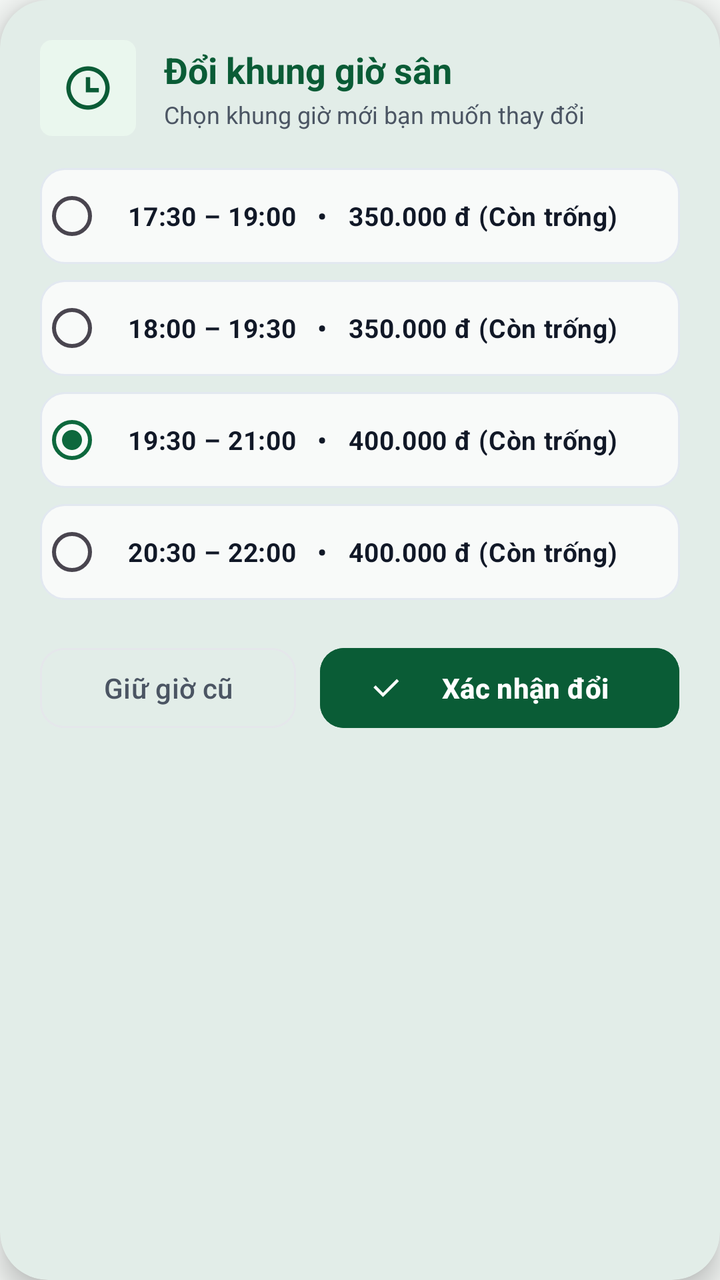
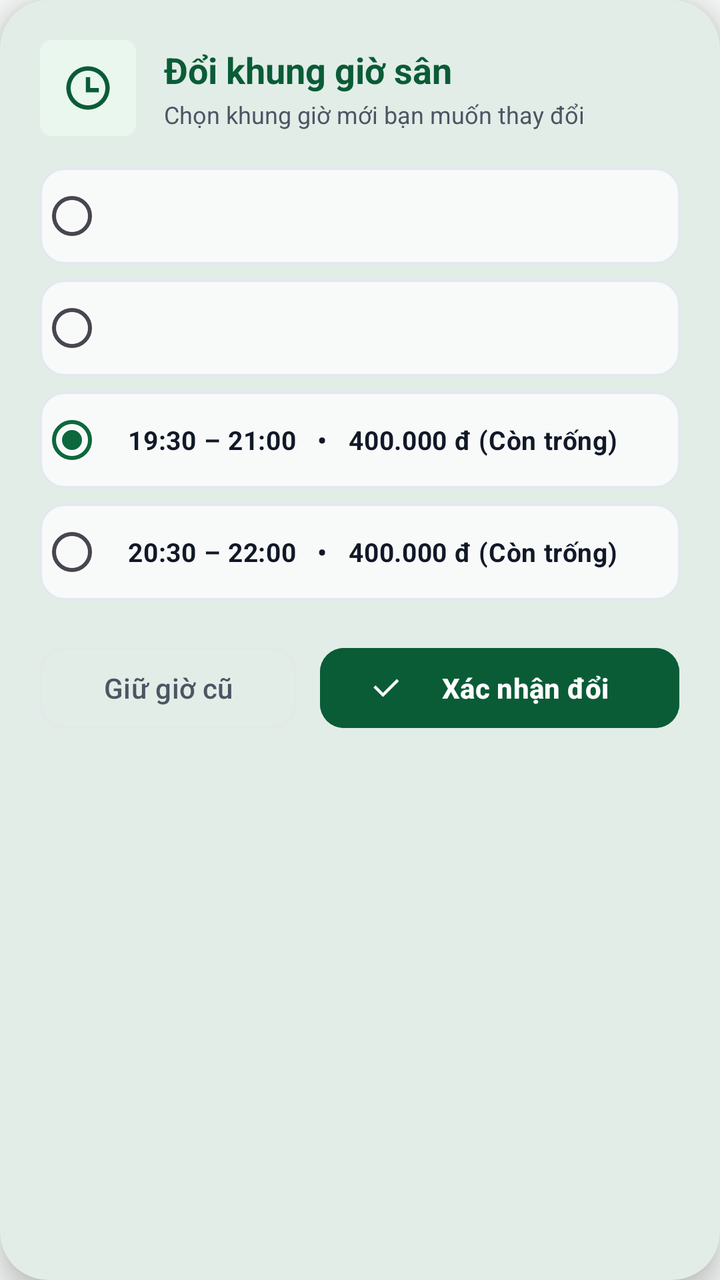

Two renders of the same Android screen: before a commit and after it. Below are the layout's source before the change and the commit's diff.
<!-- AndroidManifest.xml: application theme Theme.SanBong -->
<!-- res/layout/dialog_reschedule_slot.xml -->
<?xml version="1.0" encoding="utf-8"?>
<com.google.android.material.card.MaterialCardView
    xmlns:android="http://schemas.android.com/apk/res/android"
    xmlns:app="http://schemas.android.com/apk/res-auto"
    android:layout_width="match_parent"
    android:layout_height="wrap_content"
    app:cardCornerRadius="24dp"
    app:cardElevation="8dp"
    app:cardBackgroundColor="@color/surface"
    app:strokeWidth="0dp">

    <LinearLayout
        android:layout_width="match_parent"
        android:layout_height="wrap_content"
        android:orientation="vertical"
        android:padding="20dp">

        
        <LinearLayout
            android:layout_width="match_parent"
            android:layout_height="wrap_content"
            android:orientation="horizontal"
            android:gravity="center_vertical">

            <FrameLayout
                android:layout_width="48dp"
                android:layout_height="48dp">

                <View
                    android:layout_width="match_parent"
                    android:layout_height="match_parent"
                    android:background="@drawable/bg_rating_badge"
                    android:backgroundTint="@color/slot_available_bg" />

                <ImageView
                    android:layout_width="26dp"
                    android:layout_height="26dp"
                    android:layout_gravity="center"
                    android:src="@drawable/ic_ri_time"
                    app:tint="@color/primary_green" />
            </FrameLayout>

            <LinearLayout
                android:layout_width="0dp"
                android:layout_height="wrap_content"
                android:layout_weight="1"
                android:layout_marginStart="14dp"
                android:orientation="vertical">

                <TextView
                    android:layout_width="wrap_content"
                    android:layout_height="wrap_content"
                    android:text="Đổi khung giờ sân"
                    android:textSize="18sp"
                    android:textStyle="bold"
                    android:textColor="@color/primary_green" />

                <TextView
                    android:layout_width="wrap_content"
                    android:layout_height="wrap_content"
                    android:layout_marginTop="2dp"
                    android:text="Chọn khung giờ mới bạn muốn thay đổi"
                    android:textSize="12sp"
                    android:textColor="@color/text_secondary" />
            </LinearLayout>
        </LinearLayout>

        
        <RadioGroup
            android:id="@+id/rgRescheduleSlots"
            android:layout_width="match_parent"
            android:layout_height="wrap_content"
            android:layout_marginTop="16dp">

            
            <RadioButton
                android:id="@+id/rbSlot1"
                android:layout_width="match_parent"
                android:layout_height="wrap_content"
                android:background="@drawable/bg_input_field"
                android:padding="12dp"
                android:layout_marginBottom="8dp"
                android:text="17:30 – 19:00   •   350.000 đ (Còn trống)"
                android:textColor="@color/text_primary"
                android:textSize="13sp"
                android:textStyle="bold"
                android:buttonTint="@color/primary_green" />

            
            <RadioButton
                android:id="@+id/rbSlot2"
                android:layout_width="match_parent"
                android:layout_height="wrap_content"
                android:background="@drawable/bg_input_field"
                android:padding="12dp"
                android:layout_marginBottom="8dp"
                android:text="18:00 – 19:30   •   350.000 đ (Còn trống)"
                android:textColor="@color/text_primary"
                android:textSize="13sp"
                android:textStyle="bold"
                android:buttonTint="@color/primary_green" />

            
            <RadioButton
                android:id="@+id/rbSlot3"
                android:layout_width="match_parent"
                android:layout_height="wrap_content"
                android:background="@drawable/bg_input_field"
                android:padding="12dp"
                android:layout_marginBottom="8dp"
                android:text="19:30 – 21:00   •   400.000 đ (Còn trống)"
                android:textColor="@color/text_primary"
                android:textSize="13sp"
                android:textStyle="bold"
                android:checked="true"
                android:buttonTint="@color/primary_green" />

            
            <RadioButton
                android:id="@+id/rbSlot4"
                android:layout_width="match_parent"
                android:layout_height="wrap_content"
                android:background="@drawable/bg_input_field"
                android:padding="12dp"
                android:text="20:30 – 22:00   •   400.000 đ (Còn trống)"
                android:textColor="@color/text_primary"
                android:textSize="13sp"
                android:textStyle="bold"
                android:buttonTint="@color/primary_green" />
        </RadioGroup>

        
        <LinearLayout
            android:layout_width="match_parent"
            android:layout_height="wrap_content"
            android:layout_marginTop="20dp"
            android:orientation="horizontal">

            <com.google.android.material.button.MaterialButton
                android:id="@+id/btnCancelReschedule"
                style="@style/Widget.Material3.Button.OutlinedButton"
                android:layout_width="0dp"
                android:layout_height="48dp"
                android:layout_weight="1"
                android:layout_marginEnd="6dp"
                android:text="Giữ giờ cũ"
                android:textColor="@color/text_secondary"
                app:strokeColor="@color/border"
                app:cornerRadius="12dp" />

            <com.google.android.material.button.MaterialButton
                android:id="@+id/btnConfirmReschedule"
                android:layout_width="0dp"
                android:layout_height="48dp"
                android:layout_weight="1.4"
                android:layout_marginStart="6dp"
                android:backgroundTint="@color/primary_green"
                android:text="Xác nhận đổi"
                android:textColor="@color/surface"
                android:textStyle="bold"
                app:icon="@drawable/ic_ri_check"
                app:iconTint="@color/surface"
                app:cornerRadius="12dp" />
        </LinearLayout>
    </LinearLayout>
</com.google.android.material.card.MaterialCardView>
<!-- resources referenced by this layout -->
<resources>
  <color name="border">#E5E7EB</color>
  <color name="primary_green">#0A5C36</color>
  <color name="slot_available_bg">#EAF7EE</color>
  <color name="surface">#FFFFFF</color>
  <color name="text_primary">#111827</color>
  <color name="text_secondary">#4B5563</color>
  <!-- drawable bg_input_field (drawable) -->
  <?xml version="1.0" encoding="utf-8"?>
  <shape xmlns:android="http://schemas.android.com/apk/res/android"
      android:shape="rectangle">
      <solid android:color="#F8FAF9" />
      <stroke
          android:width="1dp"
          android:color="#E2E8F0" />
      <corners android:radius="12dp" />
  </shape>
  <!-- drawable bg_rating_badge (drawable) -->
  <?xml version="1.0" encoding="utf-8"?>
  <shape xmlns:android="http://schemas.android.com/apk/res/android">
      <solid android:color="@color/brand_100" />
      <corners android:radius="6dp" />
  </shape>
  <!-- drawable ic_ri_check (drawable) -->
  ﻿<vector xmlns:android="http://schemas.android.com/apk/res/android"
      android:width="24dp"
      android:height="24dp"
      android:viewportWidth="24"
      android:viewportHeight="24">
      <path
          android:fillColor="#FF000000"
          android:pathData="M9.9997 15.1709L19.1921 5.97852L20.6063 7.39273L9.9997 17.9993L3.63574 11.6354L5.04996 10.2212L9.9997 15.1709Z" />
  </vector>
  <!-- drawable ic_ri_time (drawable) -->
  ﻿<vector xmlns:android="http://schemas.android.com/apk/res/android"
      android:width="24dp"
      android:height="24dp"
      android:viewportWidth="24"
      android:viewportHeight="24">
      <path
          android:fillColor="#FF000000"
          android:pathData="M12 22C6.47715 22 2 17.5228 2 12C2 6.47715 6.47715 2 12 2C17.5228 2 22 6.47715 22 12C22 17.5228 17.5228 22 12 22ZM12 20C16.4183 20 20 16.4183 20 12C20 7.58172 16.4183 4 12 4C7.58172 4 4 7.58172 4 12C4 16.4183 7.58172 20 12 20ZM13 12H17V14H11V7H13V12Z" />
  </vector>
  <style name="Theme.SanBong" parent="Theme.Material3.DayNight.NoActionBar">
          
          <item name="colorPrimary">@color/brand_700</item>
          <item name="colorOnPrimary">@color/surface</item>
          <item name="colorPrimaryContainer">@color/brand_100</item>
          <item name="colorOnPrimaryContainer">@color/brand_950</item>
  
          
          <item name="colorSecondary">@color/brand_600</item>
          <item name="colorOnSecondary">@color/surface</item>
  
          
          <item name="android:colorBackground">@color/background</item>
          <item name="colorSurface">@color/surface</item>
          <item name="colorOnSurface">@color/text_primary</item>
          <item name="colorSurfaceVariant">@color/brand_50</item>
  
          
          <item name="android:statusBarColor">@color/brand_800</item>
          <item name="android:windowLightStatusBar">false</item>
  
          
          <item name="materialAlertDialogTheme">@style/ThemeOverlay.SanBong.MaterialAlertDialog</item>
          <item name="alertDialogTheme">@style/ThemeOverlay.SanBong.MaterialAlertDialog</item>
      </style>
  <color name="brand_100">#E6F4EA</color>
  <color name="brand_700">#0D683D</color>
  <color name="brand_950">#074528</color>
  <color name="brand_600">#10804D</color>
  <color name="background">#F4F7F5</color>
  <color name="brand_50">#F4FBF7</color>
  <color name="brand_800">#0A5C36</color>
  <style name="ThemeOverlay.SanBong.MaterialAlertDialog" parent="ThemeOverlay.Material3.MaterialAlertDialog">
          <item name="colorPrimary">@color/primary_green</item>
          <item name="colorSurface">@color/surface</item>
          <item name="colorOnSurface">@color/text_primary</item>
      </style>
</resources>

<!-- the commit's change to res/layout/dialog_reschedule_slot.xml (unified diff, before → after) -->
@@ -80,7 +80,7 @@
                 android:background="@drawable/bg_input_field"
                 android:padding="12dp"
                 android:layout_marginBottom="8dp"
-                android:text="17:30 – 19:00   •   350.000 đ (Còn trống)"
+                android:text=""
                 android:textColor="@color/text_primary"
                 android:textSize="13sp"
                 android:textStyle="bold"
@@ -94,7 +94,7 @@
                 android:background="@drawable/bg_input_field"
                 android:padding="12dp"
                 android:layout_marginBottom="8dp"
-                android:text="18:00 – 19:30   •   350.000 đ (Còn trống)"
+                android:text=""
                 android:textColor="@color/text_primary"
                 android:textSize="13sp"
                 android:textStyle="bold"
